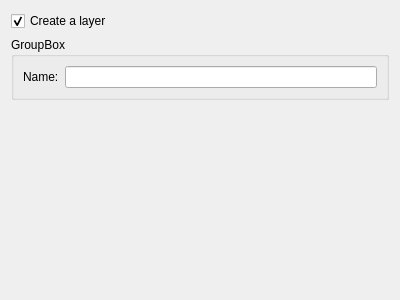
Above: crafter/workshop/layerwizard_pageinfo.ui from crafter2d/crafter2d before the change. Below: the same form after it.
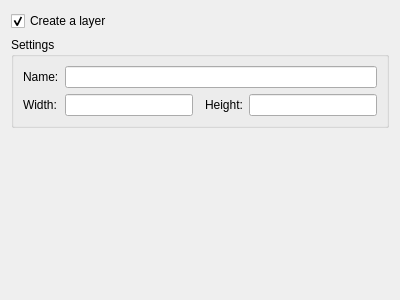
That is the form after the change.

Diff of the .ui file:
```diff
--- a/crafter/workshop/layerwizard_pageinfo.ui
+++ b/crafter/workshop/layerwizard_pageinfo.ui
@@ -27,9 +27,9 @@
    <item>
     <widget class="QGroupBox" name="groupBox">
      <property name="title">
-      <string>GroupBox</string>
+      <string>Settings</string>
      </property>
-     <layout class="QFormLayout" name="formLayout">
+     <layout class="QGridLayout" name="gridLayout">
       <item row="0" column="0">
        <widget class="QLabel" name="label">
         <property name="text">
@@ -37,8 +37,28 @@
         </property>
        </widget>
       </item>
-      <item row="0" column="1">
-       <widget class="QLineEdit" name="lineEdit"/>
+      <item row="1" column="3">
+       <widget class="QLabel" name="label_3">
+        <property name="text">
+         <string>Height:</string>
+        </property>
+       </widget>
+      </item>
+      <item row="1" column="0">
+       <widget class="QLabel" name="label_2">
+        <property name="text">
+         <string>Width:</string>
+        </property>
+       </widget>
+      </item>
+      <item row="0" column="1" colspan="4">
+       <widget class="QLineEdit" name="editName"/>
+      </item>
+      <item row="1" column="1">
+       <widget class="QLineEdit" name="editWidth"/>
+      </item>
+      <item row="1" column="4">
+       <widget class="QLineEdit" name="editHeight"/>
       </item>
      </layout>
     </widget>
```
